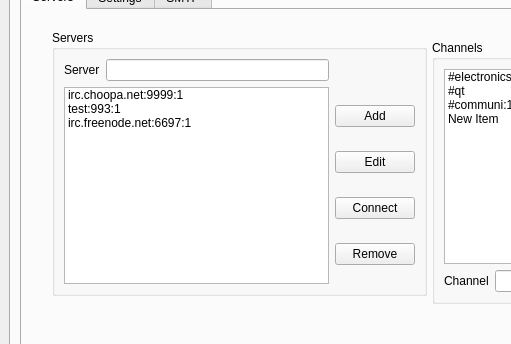
Old version of the form mainwindow.ui in the repository netpipe/cannachat; both pictures show x 0 to 511 and y 85 to 429 of the 1105 by 734 pixel window.
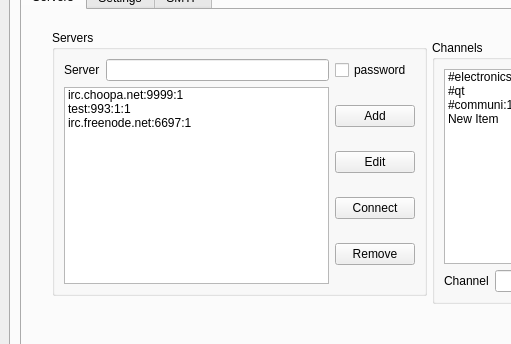
New version of the form. The open tabs and pages were chosen to show the change.

```diff
--- a/mainwindow.ui
+++ b/mainwindow.ui
@@ -76,7 +76,7 @@
                </item>
                <item>
                 <property name="text">
-                 <string>test:993:1</string>
+                 <string>test:993:1:1</string>
                 </property>
                </item>
                <item>
@@ -118,6 +118,13 @@
                </item>
               </layout>
              </item>
+             <item row="0" column="1">
+              <widget class="QCheckBox" name="chkpassword">
+               <property name="text">
+                <string>password</string>
+               </property>
+              </widget>
+             </item>
             </layout>
            </widget>
            <widget class="QGroupBox" name="groupBox_3">
```
Left out of the diff: 13 changed lines with no effect on the pictures.
